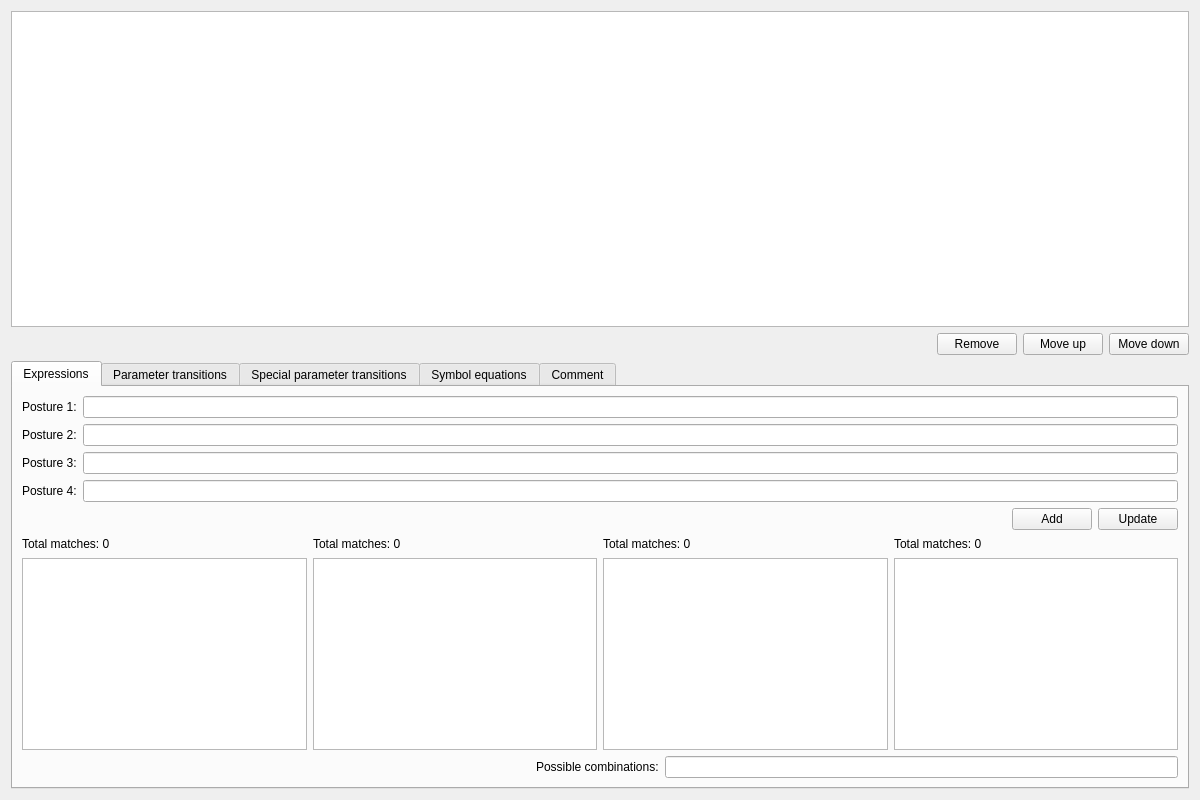
mym-br/gama_tts_editor, file ui/RuleManagerWindow.ui: the form before one commit.
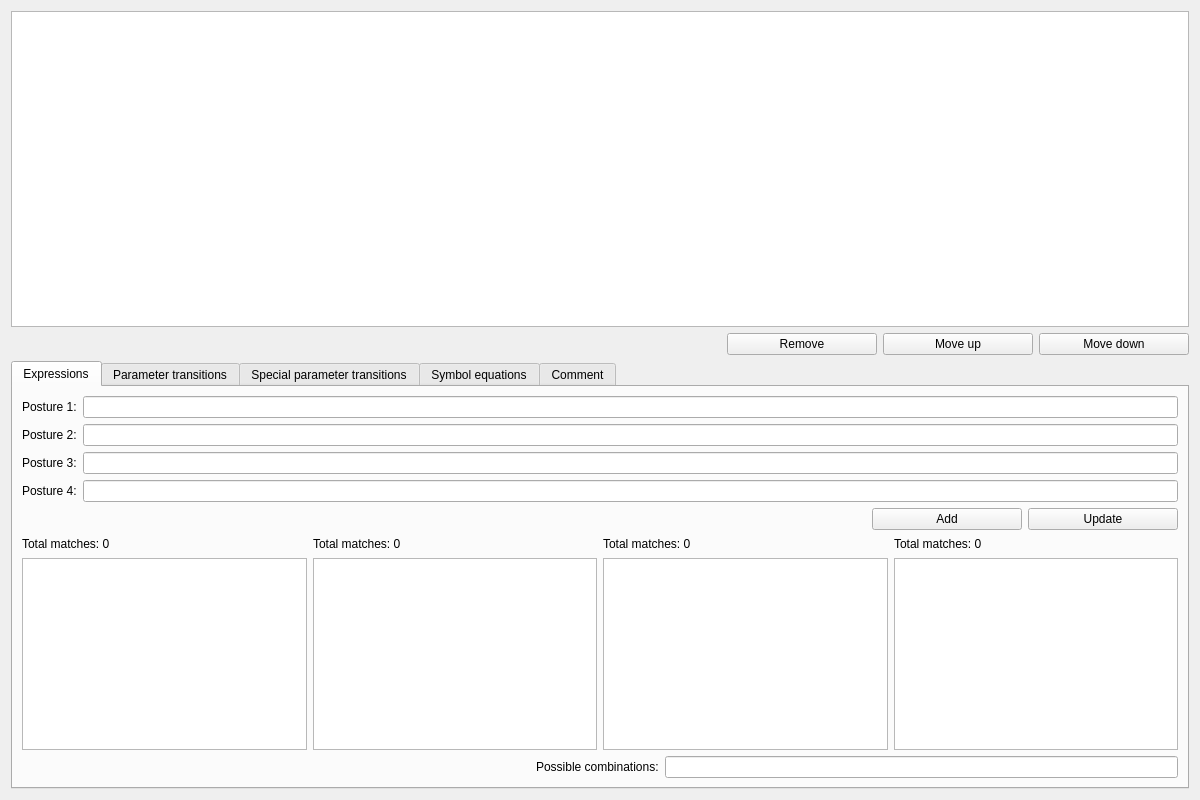
The form after the commit.

Commit message: Set minimum button sizes.

```diff
--- a/ui/RuleManagerWindow.ui
+++ b/ui/RuleManagerWindow.ui
@@ -57,6 +57,12 @@
       </item>
       <item>
        <widget class="QPushButton" name="removeButton">
+        <property name="minimumSize">
+         <size>
+          <width>150</width>
+          <height>0</height>
+         </size>
+        </property>
         <property name="text">
          <string>Remove</string>
         </property>
@@ -64,6 +70,12 @@
       </item>
       <item>
        <widget class="QPushButton" name="moveUpButton">
+        <property name="minimumSize">
+         <size>
+          <width>150</width>
+          <height>0</height>
+         </size>
+        </property>
         <property name="text">
          <string>Move up</string>
         </property>
@@ -71,6 +83,12 @@
       </item>
       <item>
        <widget class="QPushButton" name="moveDownButton">
+        <property name="minimumSize">
+         <size>
+          <width>150</width>
+          <height>0</height>
+         </size>
+        </property>
         <property name="text">
          <string>Move down</string>
         </property>
@@ -192,6 +210,12 @@
           </item>
           <item>
            <widget class="QPushButton" name="addButton">
+            <property name="minimumSize">
+             <size>
+              <width>150</width>
+              <height>0</height>
+             </size>
+            </property>
             <property name="text">
              <string>Add</string>
             </property>
@@ -199,6 +223,12 @@
           </item>
           <item>
            <widget class="QPushButton" name="updateButton">
+            <property name="minimumSize">
+             <size>
+              <width>150</width>
+              <height>0</height>
+             </size>
+            </property>
             <property name="text">
              <string>Update</string>
             </property>
```
Left out of the diff: 18 changed lines with no effect on the pictures. The commit also changes 8 other files.
